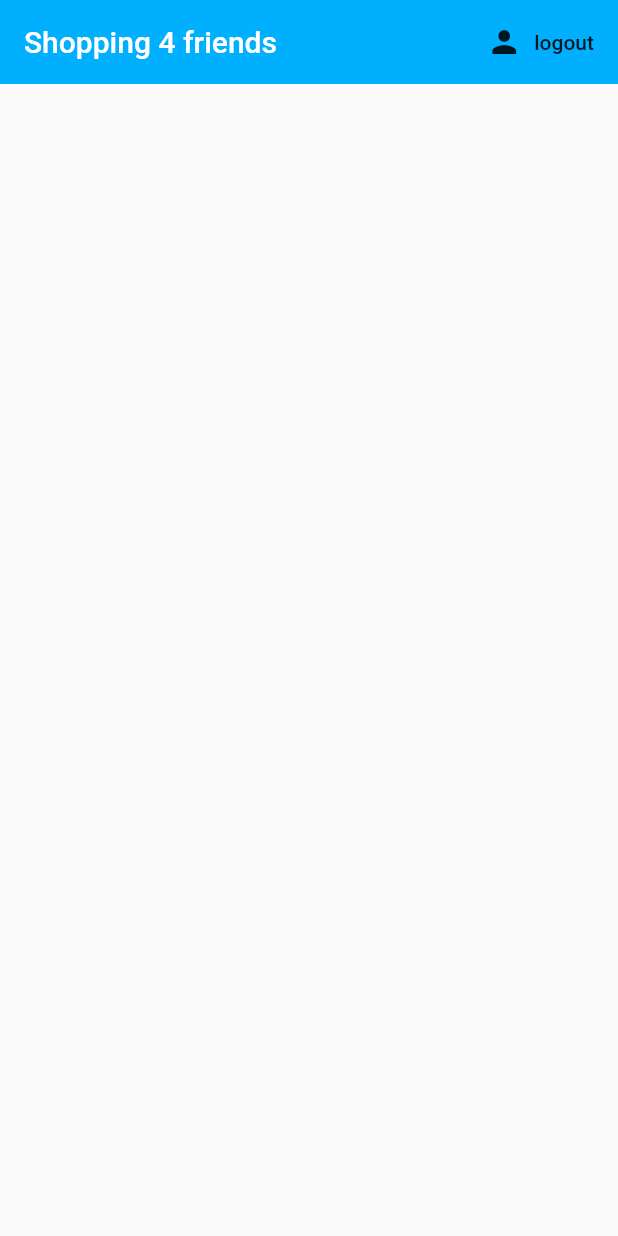
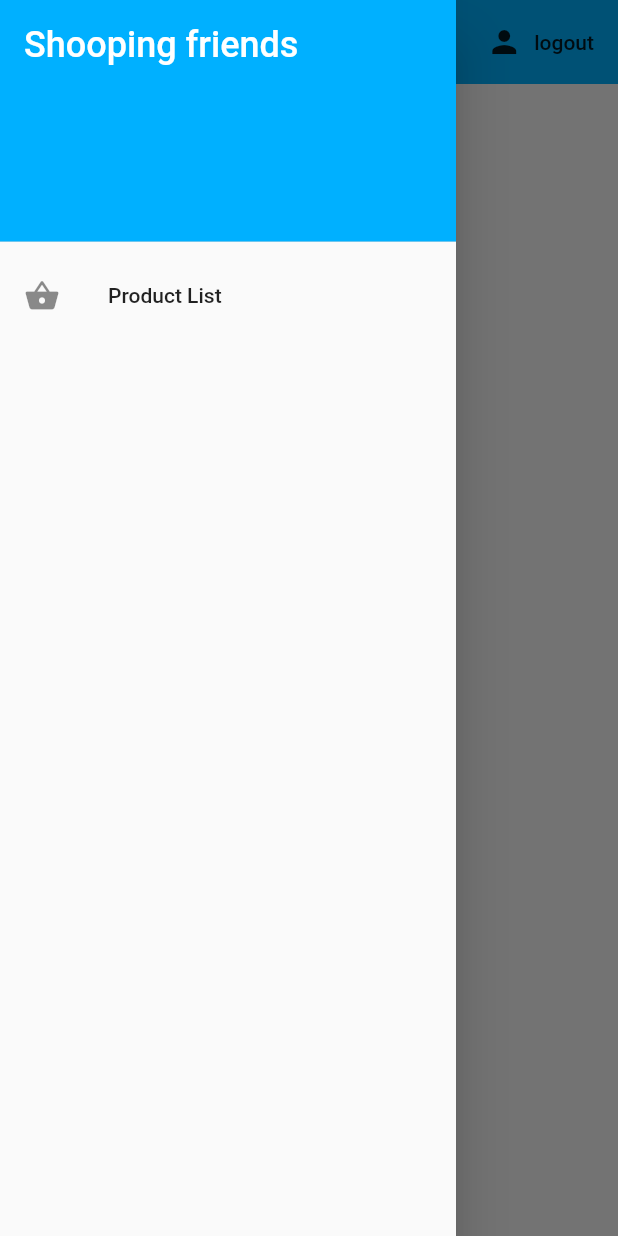
Before and after one commit to Yenniferh/flutter-firebase, a Flutter app: the screen it shows once a user with an empty profile is signed in, with the side drawer open (before the commit the screen has no drawer), on a phone screen of 412 x 824 dp. Run offline on Flutter 3.47's test engine with Material 2 defaults, Android fonts, the phone set to English and light mode, and no system bars; our stand-ins replace cloud_firestore, firebase_auth; accounts and stored records are empty.

Commit message:
Get products and product list

```diff
--- /dev/null
+++ b/lib/models/Product.dart
@@ -0,0 +1,29 @@
+class Product {
+  String name;
+  double price;
+  String category;
+  //Category catergory;
+  Product.initial()
+      : name = '',
+        price = 0,
+        category = '';
+
+  Product({ this.name, this.price, this.category });
+
+  factory Product.fromJson(Map<String, dynamic> json) {
+    return Product(
+      name: json['name'],
+      price: json['price'],
+      category: json['category'],
+    );
+  }
+}
+enum Category {
+  VERDURA,
+  LACTEO,
+  CARNE,
+  LIMPIEZA,
+  DESPENSA,
+  FRUTA,
+  SALUD
+}
--- a/lib/views/home/home.dart
+++ b/lib/views/home/home.dart
@@ -1,6 +1,7 @@
 
 import 'package:flutter/material.dart';
 import 'package:shopping_for_friends/services/firebase.dart';
+import 'package:shopping_for_friends/views/Product/productList.dart';
 
 class Home extends StatelessWidget {
 
@@ -25,6 +26,36 @@ class Home extends StatelessWidget {
             ),
           ],
         ),
+        drawer: Drawer(
+          child: ListView(
+            padding: EdgeInsets.zero,
+            children:  <Widget>[
+              DrawerHeader(
+                decoration: BoxDecoration(
+                  color: Colors.lightBlueAccent[400],
+                ),
+                child: Text(
+                  'Shooping friends',
+                  style: TextStyle(
+                    color: Colors.white,
+                    fontSize: 24,
+                  ),
+                ),
+              ),
+              ListTile(
+                leading: Icon(Icons.shopping_basket),
+                title: Text('Product List'),
+                onTap: (){
+                  Navigator.of(context).push(
+                    MaterialPageRoute(
+                        builder: (context) => ProductList()),
+                  );
+                },
+              ),
+            ],
+          ),
+        ),
+
       ),
     );
   }
```
Also changed, not shown: lib/views/Product/productList.dart (added, +133 -0 lines).
